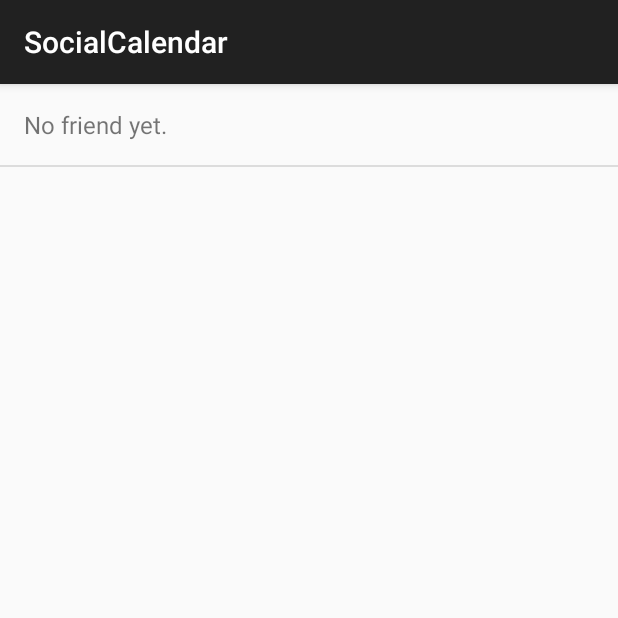
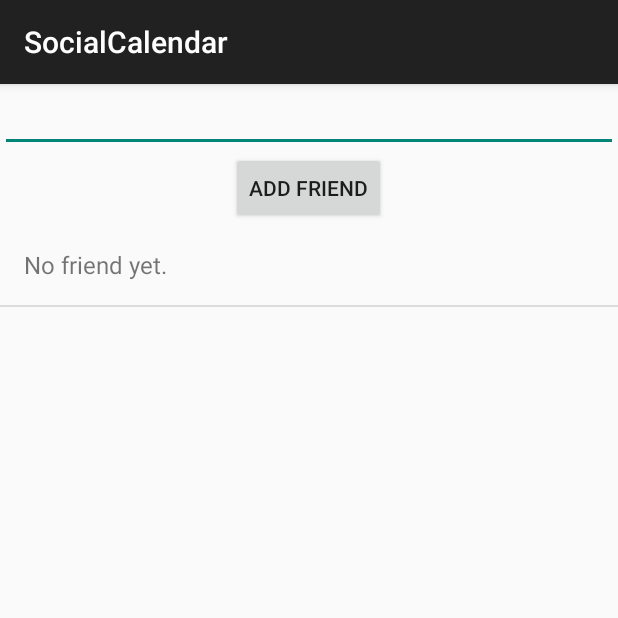
Before and after one commit to Dongee-W/SocialCalendar, an Android app: the fragment FriendPageFrag shown on its own in the app's theme, on a phone screen of 412 x 824 dp, the top half of it. Run offline under Robolectric (Android 15) with nearby library versions, the phone set to English and light mode, and no system bars.

Commit message:
Little prgress

```diff
--- a/app/src/main/res/layout/friend_page_layout.xml
+++ b/app/src/main/res/layout/friend_page_layout.xml
@@ -3,6 +3,20 @@
 <LinearLayout xmlns:android="http://schemas.android.com/apk/res/android"
               android:orientation="vertical" android:layout_width="match_parent"
               android:layout_height="match_parent">
+
+    <EditText
+        android:layout_width="match_parent"
+        android:layout_height="wrap_content"
+        android:id="@+id/friendID"
+        android:layout_gravity="center_horizontal" />
+
+    <Button
+        android:layout_width="wrap_content"
+        android:layout_height="wrap_content"
+        android:text="Add friend"
+        android:id="@+id/addFriend"
+        android:layout_gravity="center_horizontal" />
+
     <ListView
         android:id="@+id/listview_friend"
         android:layout_width="match_parent"
--- a/app/src/main/res/menu/menu_main.xml
+++ b/app/src/main/res/menu/menu_main.xml
@@ -3,7 +3,7 @@
       xmlns:tools="http://schemas.android.com/tools"
       tools:context=".MainActivity">
     <item android:id="@+id/action_settings"
-          android:title="@string/action_settings"
+          android:title="@string/add_event"
           android:orderInCategory="100"
-          app:showAsAction="never"/>
+          app:showAsAction="always"/>
 </menu>
--- a/app/src/main/res/values/strings.xml
+++ b/app/src/main/res/values/strings.xml
@@ -1,7 +1,8 @@
 <resources>
     <string name="app_name">SocialCalendar</string>
     <string name="hello_world">Hello world!</string>
-    <string name="action_settings">Settings</string>
+    <string name="add_event">Add</string>
+    <string name="action_settings">Setting</string>
     <string name="daily_detail">Daily Details</string>
     <string name="title_activity_login_register">LoginRegister</string>
 
```
Also changed, not shown: app/src/main/java/com/coral/cute/socialcalendar/FriendPageFrag.java (+66 -1 lines).
